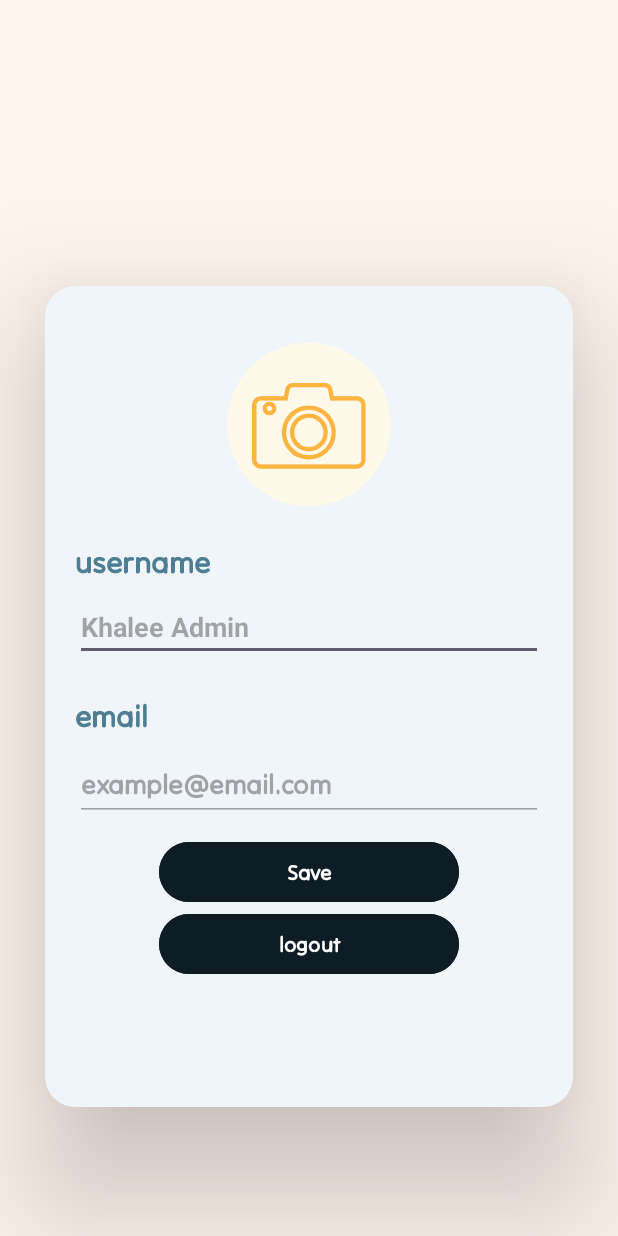
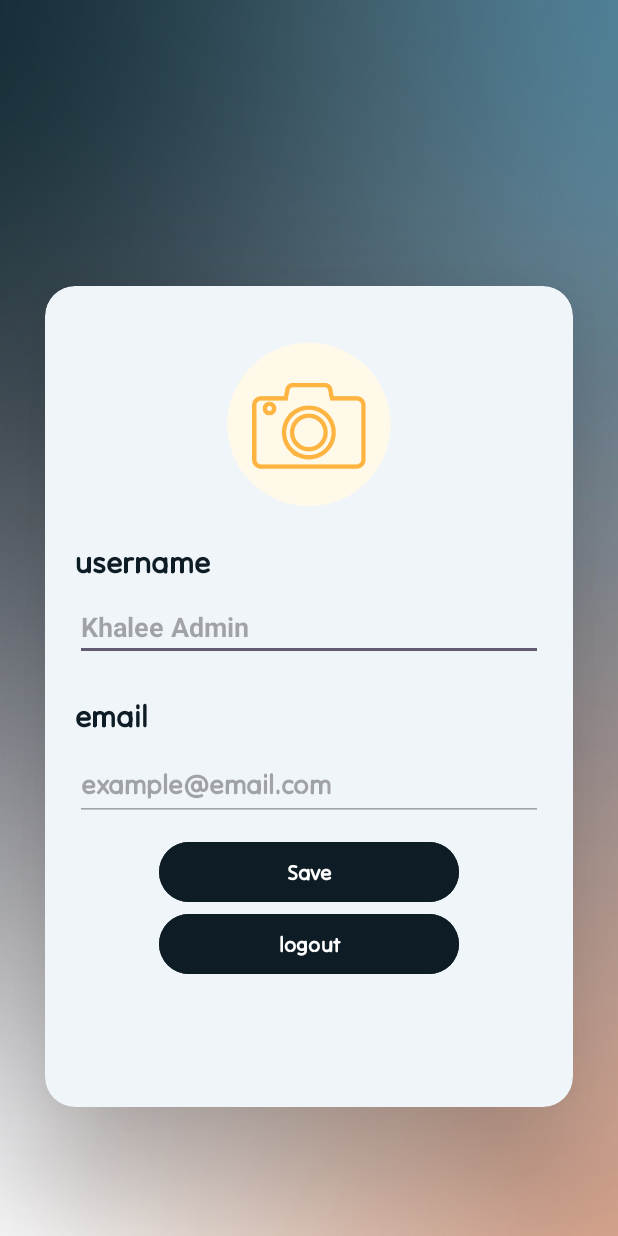
Before and after one commit to Maroomalrefai/Khalee_Application, an Android app: the AdminProfile screen opened directly, with no data from a screen before it, on a phone screen of 412 x 824 dp. Run offline under Robolectric (Android 15) with nearby library versions, the phone set to English and light mode, and no system bars; our stand-ins replace Firebase (no records; nobody signed in at launch, a user with empty details on screens opened directly), Picasso; pictures from the network do not load; Roboto replaces fonts that are not available here.

Commit message:
admin bg edit profile

```diff
--- a/app/src/main/res/layout/activity_admin_profile.xml
+++ b/app/src/main/res/layout/activity_admin_profile.xml
@@ -4,7 +4,7 @@
     xmlns:tools="http://schemas.android.com/tools"
     android:layout_width="match_parent"
     android:layout_height="match_parent"
-    android:background="@color/light_orange"
+    android:background="@drawable/adminbg"
     android:layoutDirection="ltr"
     tools:context=".ProfileChange">
 
@@ -48,7 +48,7 @@
                 android:layout_marginTop="40dp"
                 android:fontFamily="@font/tiltneon"
                 android:text="username"
-                android:textColor="#4F7D94"
+                android:textColor="#0E1D25"
                 android:textSize="20dp"
                 android:textStyle="bold" />
 
@@ -73,7 +73,7 @@
                 android:layout_marginTop="20dp"
                 android:fontFamily="@font/tiltneon"
                 android:text="email"
-                android:textColor="#4F7D94"
+                android:textColor="#0E1D25"
                 android:textSize="20dp"
                 android:textStyle="bold"
                 app:layout_constraintStart_toStartOf="parent"
```
Also changed, not shown: app/src/main/res/drawable/adminbg.png (added).
